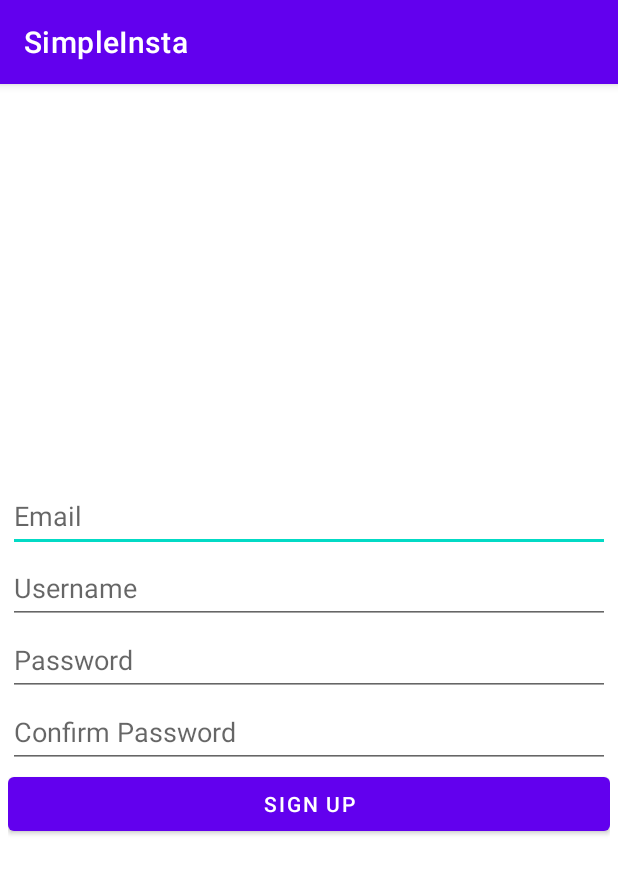
After one commit to jblnt/SimpleInsta, an Android app: the SignUpActivity screen opened directly, with no data from a screen before it, on a phone screen of 412 x 824 dp. The commit adds this screen. Shown: the top 874 px of the screen. Run offline under Robolectric (Android 15) with nearby library versions, the phone set to English and light mode, and no system bars; libraries missing offline, so code that uses them is left out: com.parse.

Commit message:
implemented user signup activity, no visual tweaks.

```diff
--- /dev/null
+++ b/app/src/main/java/com/example/simpleinsta/SignUpActivity.java
@@ -0,0 +1,80 @@
+package com.example.simpleinsta;
+
+import androidx.appcompat.app.AppCompatActivity;
+
+import android.content.Intent;
+import android.os.Bundle;
+import android.util.Log;
+import android.view.View;
+import android.widget.Button;
+import android.widget.EditText;
+import android.widget.Toast;
+
+import com.parse.ParseException;
+import com.parse.ParseUser;
+import com.parse.SignUpCallback;
+
+public class SignUpActivity extends AppCompatActivity {
+    private static final String TAG = "SignUpActivity";
+
+    EditText etSignupEmail;
+    EditText etSignupUsername;
+    EditText etSignupPassword;
+    EditText etSignupPasswordConfirm;
+    Button btnSignup;
+
+    @Override
+    protected void onCreate(Bundle savedInstanceState) {
+        super.onCreate(savedInstanceState);
+        setContentView(R.layout.activity_sign_up);
+
+        etSignupEmail = findViewById(R.id.etSignupEmail);
+        etSignupUsername = findViewById(R.id.etSignupUsername);
+        etSignupPassword = findViewById(R.id.etSignupPassword);
+        etSignupPasswordConfirm = findViewById(R.id.etSignupPasswordConfirm);
+        btnSignup = findViewById(R.id.btnSignup);
+
+        btnSignup.setOnClickListener(new View.OnClickListener() {
+            @Override
+            public void onClick(View v) {
+                String email = etSignupEmail.getText().toString();
+                String username = etSignupUsername.getText().toString();
+
+                String password = etSignupPassword.getText().toString();
+                String passwordCheck = etSignupPasswordConfirm.getText().toString();
+
+                if(password.equals(passwordCheck)) {
+                    registerUser(email, username, password);
+                } else {
+                    Toast.makeText(SignUpActivity.this, "Password Must Match", Toast.LENGTH_SHORT).show();
+                }
+
+            }
+        });
+    }
+
+    private void registerUser(String email, String username, String password) {
+        ParseUser user = new ParseUser();
+        user.setEmail(email);
+        user.setUsername(username);
+        user.setPassword(password);
+
+        user.signUpInBackground(new SignUpCallback() {
+            @Override
+            public void done(ParseException e) {
+                if (e != null){
+                    //TODO handle problem
+                    Log.e(TAG, "Error Signing Up", e);
+                } else {
+                    Toast.makeText(SignUpActivity.this, "Success!", Toast.LENGTH_LONG).show();
+
+                    Intent i = new Intent(SignUpActivity.this, LoginActivity.class);
+                    startActivity(i);
+                    finish();
+                }
+            }
+        });
+
+    }
+
+}
--- /dev/null
+++ b/app/src/main/res/layout/activity_sign_up.xml
@@ -0,0 +1,54 @@
+<?xml version="1.0" encoding="utf-8"?>
+<LinearLayout xmlns:android="http://schemas.android.com/apk/res/android"
+    xmlns:app="http://schemas.android.com/apk/res-auto"
+    xmlns:tools="http://schemas.android.com/tools"
+    android:layout_width="match_parent"
+    android:layout_height="match_parent"
+    android:gravity="center_vertical"
+    android:orientation="vertical"
+    android:padding="5dp"
+    tools:context=".SignUpActivity">
+
+    <EditText
+        android:id="@+id/etSignupEmail"
+        android:layout_width="match_parent"
+        android:layout_height="wrap_content"
+        android:ems="10"
+        android:hint="Email"
+        android:inputType="textPersonName"
+        android:minHeight="48dp" />
+
+    <EditText
+        android:id="@+id/etSignupUsername"
+        android:layout_width="match_parent"
+        android:layout_height="wrap_content"
+        android:ems="10"
+        android:hint="Username"
+        android:inputType="textPersonName"
+        android:minHeight="48dp" />
+
+    <EditText
+        android:id="@+id/etSignupPassword"
+        android:layout_width="match_parent"
+        android:layout_height="wrap_content"
+        android:ems="10"
+        android:hint="Password"
+        android:inputType="textPassword"
+        android:minHeight="48dp" />
+
+    <EditText
+        android:id="@+id/etSignupPasswordConfirm"
+        android:layout_width="match_parent"
+        android:layout_height="wrap_content"
+        android:ems="10"
+        android:hint="Confirm Password"
+        android:inputType="textPassword"
+        android:minHeight="48dp" />
+
+    <Button
+        android:id="@+id/btnSignup"
+        android:layout_width="match_parent"
+        android:layout_height="wrap_content"
+        android:text="Sign Up" />
+
+</LinearLayout>
```
Also changed, not shown: app/src/main/AndroidManifest.xml (+5 -4 lines), app/src/main/java/com/example/simpleinsta/LoginActivity.java (+15 -1 lines), app/src/main/res/layout/activity_login.xml (+24 -5 lines), app/src/main/res/layout/activity_main.xml (+19 -8 lines), 2 other files.
